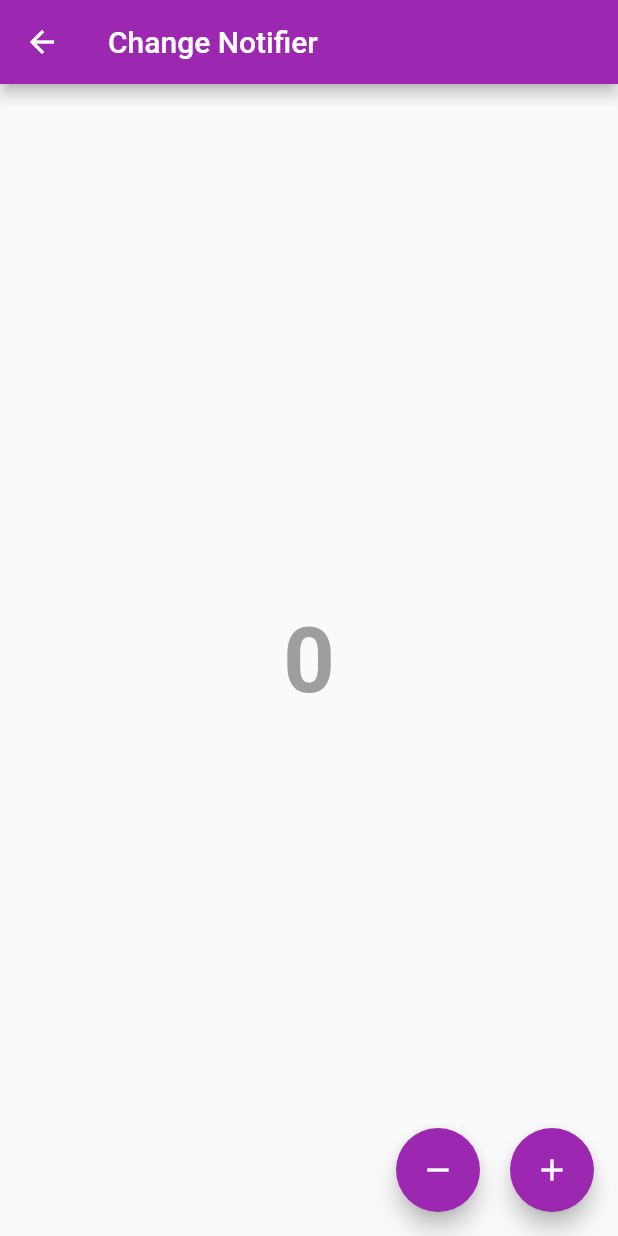
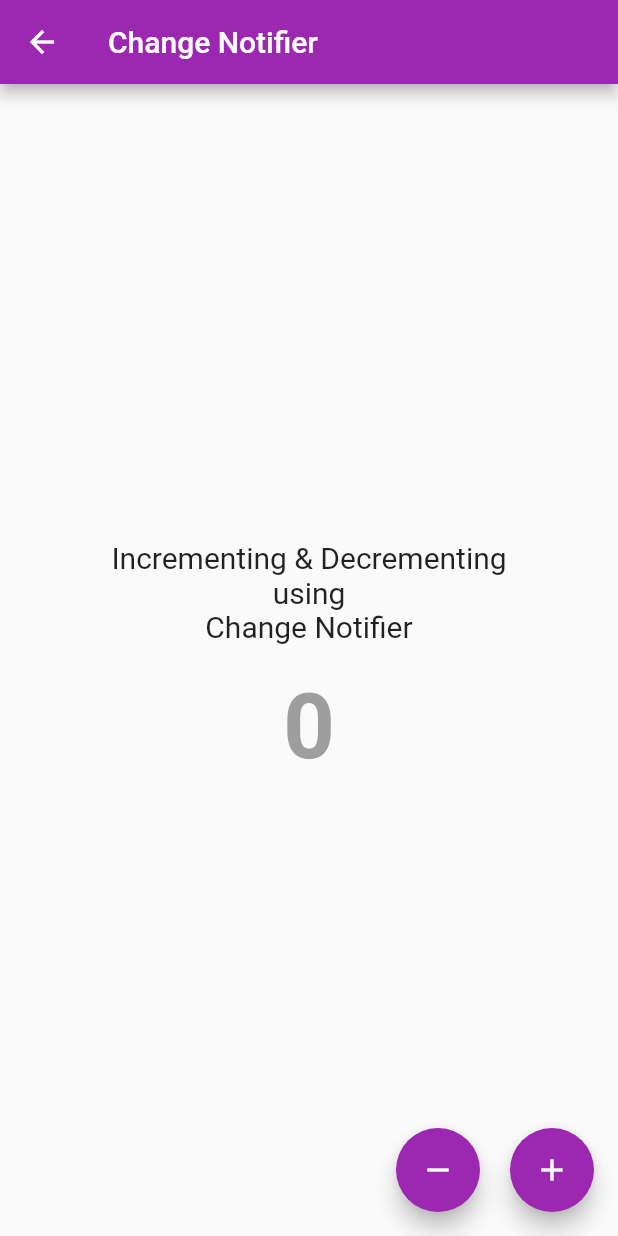
Before and after one commit to md-siam/widget_of_the_day, a Flutter app: the MyChangeNotifier screen opened directly, on a phone screen of 412 x 824 dp. Run offline on Flutter 3.47's test engine with Material 2 defaults, Android fonts, the phone set to English and light mode, and no system bars; our stand-ins replace faker.

Commit message:
ChangeNotifier gif updated

```diff
--- a/lib/102_change_notifier/change_notifier.dart
+++ b/lib/102_change_notifier/change_notifier.dart
@@ -27,13 +27,24 @@ class _MyChangeNotifierState extends State<MyChangeNotifier> {
     return Scaffold(
       appBar: AppBar(title: const Text('Change Notifier')),
       body: Center(
-        child: Text(
+        child: Column(
+          mainAxisAlignment: MainAxisAlignment.center,
+          children: [
+            const Text(
+              'Incrementing & Decrementing\nusing\nChange Notifier',
+              style: TextStyle(fontSize: 20),
+              textAlign: TextAlign.center,
+            ),
+            const SizedBox(height: 20),
+            Text(
               '$_counter',
               style: const TextStyle(
                 color: Colors.grey,
                 fontSize: 60,
                 fontWeight: FontWeight.bold,
               ),
+            ),
+          ],
         ),
       ),
       floatingActionButton: Row(
--- a/lib/105_listener/listener.dart
+++ b/lib/105_listener/listener.dart
@@ -46,7 +46,11 @@ class _MyListenerState extends State<MyListener> {
             onPointerMove: _updateLocation,
             onPointerUp: _incrementUp,
             child: Container(
-              color: Colors.lightBlueAccent,
+              padding: const EdgeInsets.all(10.0),
+              decoration: BoxDecoration(
+                color: Colors.purple[100],
+                borderRadius: BorderRadius.circular(10.0),
+              ),
               child: Column(
                 mainAxisAlignment: MainAxisAlignment.center,
                 children: [
```
Also changed, not shown: 1 other file. Lines whose indentation alone changed are shown as unchanged.
